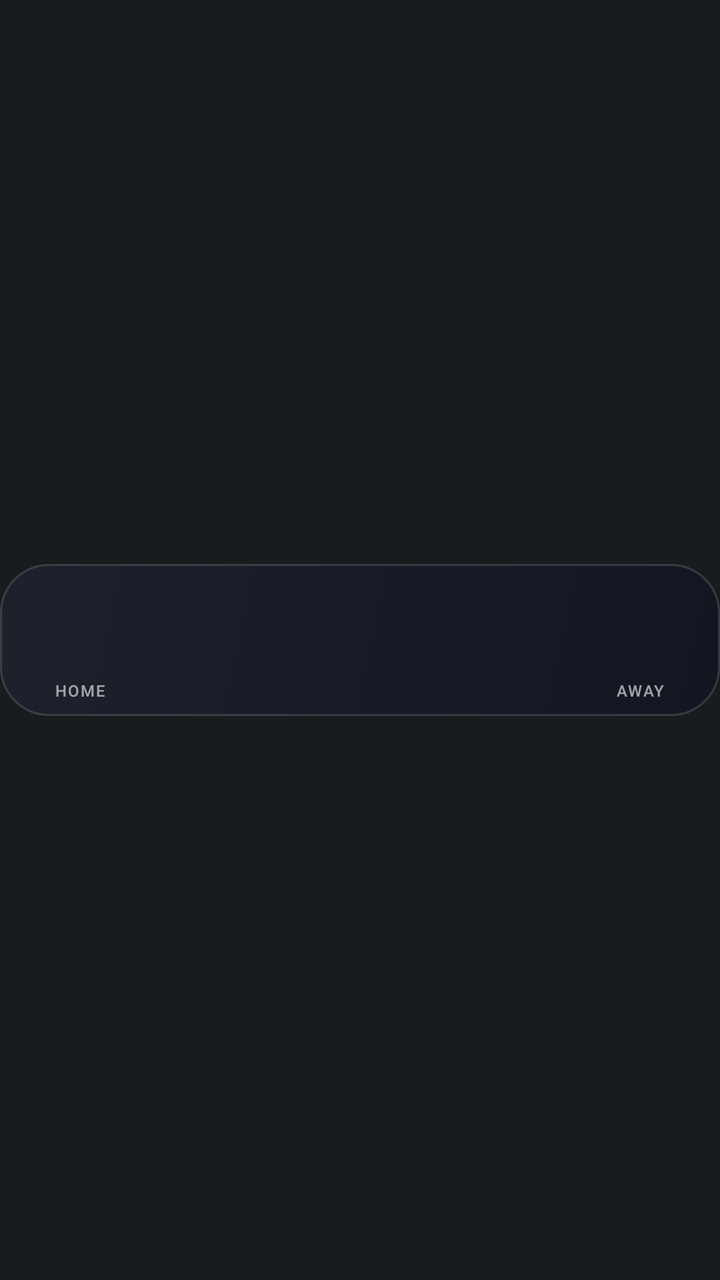
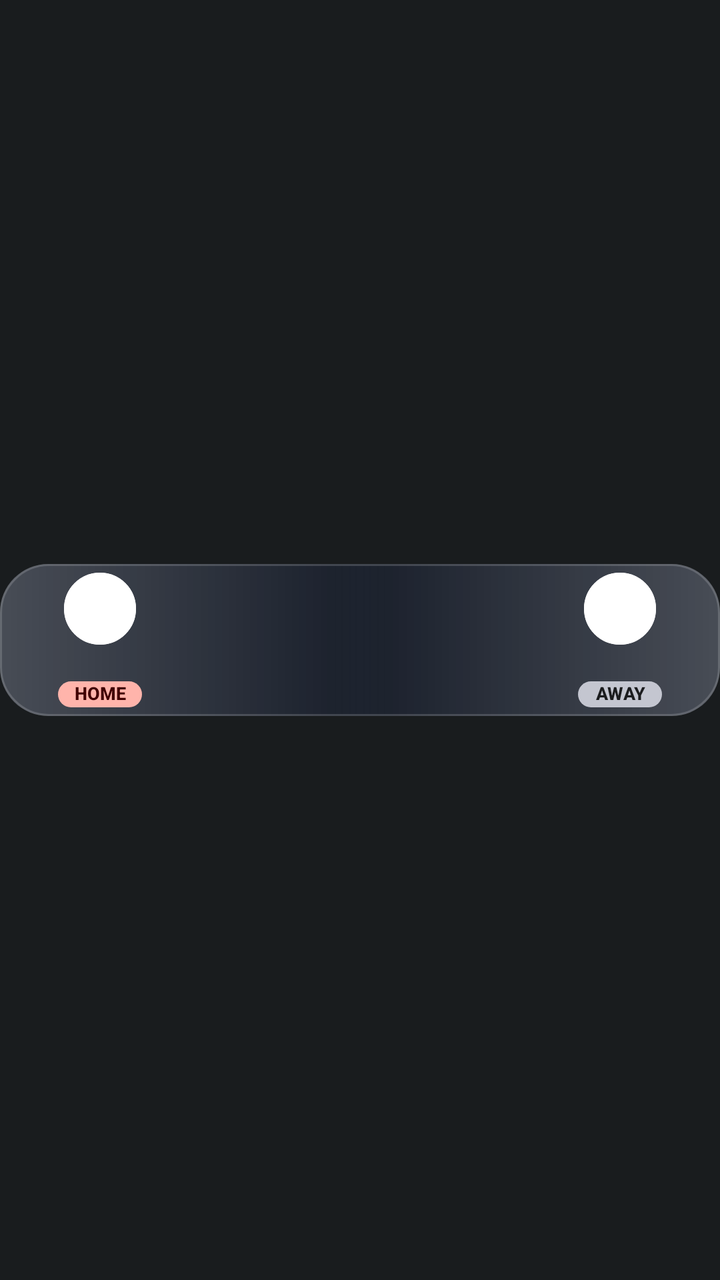

Compare the two renders of this Android layout. The source of the first and the diff that turns it into the second are given below.
<!-- AndroidManifest.xml: application theme Theme.AtAGlancePlus -->
<!-- res/layout/card_sports.xml -->
<?xml version="1.0" encoding="utf-8"?>
<FrameLayout xmlns:android="http://schemas.android.com/apk/res/android"
    android:id="@+id/card_root"
    style="@style/AagCardRoot">

    <LinearLayout
        android:id="@+id/card_body"
        style="@style/AagCardBody"
        android:background="@drawable/card_bg_sports"
        android:gravity="center_vertical"
        android:orientation="horizontal"
        android:paddingStart="12dp"
        android:paddingEnd="12dp">

        <LinearLayout
            android:layout_width="56dp"
            android:layout_height="wrap_content"
            android:gravity="center_horizontal"
            android:orientation="vertical">

            <ImageView
                android:id="@+id/sports_home_logo"
                android:layout_width="34dp"
                android:layout_height="34dp"
                android:contentDescription="@null"
                android:scaleType="fitCenter" />

            <TextView
                android:id="@+id/sports_home_abbr"
                android:layout_width="match_parent"
                android:layout_height="16dp"
                android:layout_marginTop="2dp"
                android:autoSizeMaxTextSize="13sp"
                android:autoSizeMinTextSize="8sp"
                android:autoSizeTextType="uniform"
                android:fontFamily="sans-serif-medium"
                android:gravity="center"
                android:includeFontPadding="false"
                android:maxLines="1"
                android:textColor="#FFFFFFFF"
                android:textStyle="bold" />

            <TextView
                android:id="@+id/sports_home_side"
                android:layout_width="match_parent"
                android:layout_height="11dp"
                android:fontFamily="sans-serif-medium"
                android:gravity="center"
                android:includeFontPadding="false"
                android:letterSpacing="0.08"
                android:maxLines="1"
                android:text="HOME"
                android:textColor="#99FFFFFF"
                android:textSize="8sp" />
        </LinearLayout>

        <TextView
            android:id="@+id/sports_home_score"
            android:layout_width="wrap_content"
            android:layout_height="wrap_content"
            android:layout_marginStart="6dp"
            android:layout_marginEnd="6dp"
            android:fontFamily="sans-serif-medium"
            android:includeFontPadding="false"
            android:singleLine="true"
            android:textColor="#FFFFFFFF"
            android:textSize="32sp"
            android:textStyle="bold" />

        <LinearLayout
            android:layout_width="0dp"
            android:layout_height="wrap_content"
            android:layout_weight="1"
            android:gravity="center_horizontal"
            android:orientation="vertical">

            <TextView
                android:id="@+id/sports_league"
                android:layout_width="match_parent"
                android:layout_height="16dp"
                android:autoSizeMaxTextSize="12sp"
                android:autoSizeMinTextSize="8sp"
                android:autoSizeTextType="uniform"
                android:fontFamily="sans-serif-medium"
                android:gravity="center"
                android:includeFontPadding="false"
                android:maxLines="1"
                android:textColor="#FFC4C6D0"
                android:textStyle="bold" />

            <TextView
                android:id="@+id/sports_status"
                android:layout_width="match_parent"
                android:layout_height="22dp"
                android:layout_marginTop="2dp"
                android:autoSizeMaxTextSize="16sp"
                android:autoSizeMinTextSize="9sp"
                android:autoSizeTextType="uniform"
                android:fontFamily="sans-serif-medium"
                android:gravity="center"
                android:includeFontPadding="false"
                android:maxLines="1"
                android:textColor="#FFFFFFFF"
                android:textStyle="bold" />

            <TextView
                android:id="@+id/sports_note"
                android:layout_width="match_parent"
                android:layout_height="14dp"
                android:autoSizeMaxTextSize="11sp"
                android:autoSizeMinTextSize="8sp"
                android:autoSizeTextType="uniform"
                android:fontFamily="sans-serif"
                android:gravity="center"
                android:includeFontPadding="false"
                android:maxLines="1"
                android:textColor="#FF93C5FD"
                android:visibility="gone" />
        </LinearLayout>

        <TextView
            android:id="@+id/sports_away_score"
            android:layout_width="wrap_content"
            android:layout_height="wrap_content"
            android:layout_marginStart="6dp"
            android:layout_marginEnd="6dp"
            android:fontFamily="sans-serif-medium"
            android:includeFontPadding="false"
            android:singleLine="true"
            android:textColor="#FFFFFFFF"
            android:textSize="32sp"
            android:textStyle="bold" />

        <LinearLayout
            android:layout_width="56dp"
            android:layout_height="wrap_content"
            android:gravity="center_horizontal"
            android:orientation="vertical">

            <ImageView
                android:id="@+id/sports_away_logo"
                android:layout_width="34dp"
                android:layout_height="34dp"
                android:contentDescription="@null"
                android:scaleType="fitCenter" />

            <TextView
                android:id="@+id/sports_away_abbr"
                android:layout_width="match_parent"
                android:layout_height="16dp"
                android:layout_marginTop="2dp"
                android:autoSizeMaxTextSize="13sp"
                android:autoSizeMinTextSize="8sp"
                android:autoSizeTextType="uniform"
                android:fontFamily="sans-serif-medium"
                android:gravity="center"
                android:includeFontPadding="false"
                android:maxLines="1"
                android:textColor="#FFFFFFFF"
                android:textStyle="bold" />

            <TextView
                android:id="@+id/sports_away_side"
                android:layout_width="match_parent"
                android:layout_height="11dp"
                android:fontFamily="sans-serif-medium"
                android:gravity="center"
                android:includeFontPadding="false"
                android:letterSpacing="0.08"
                android:maxLines="1"
                android:text="AWAY"
                android:textColor="#99FFFFFF"
                android:textSize="8sp" />
        </LinearLayout>
    </LinearLayout>

    
    <ImageView
        android:id="@+id/hold_bar"
        android:layout_width="match_parent"
        android:layout_height="76dp"
        android:layout_gravity="center_vertical"
        android:contentDescription="@null"
        android:duplicateParentState="true"
        android:scaleType="fitXY"
        android:src="@drawable/hold_bar_red_400" />
</FrameLayout>
<!-- resources referenced by this layout -->
<resources>
  <!-- drawable card_bg_sports (drawable) -->
  <?xml version="1.0" encoding="utf-8"?>
  <shape xmlns:android="http://schemas.android.com/apk/res/android" android:shape="rectangle">
      <gradient android:angle="315" android:startColor="#F21C212C" android:endColor="#F2111520" android:type="linear" />
      <stroke android:width="1dp" android:color="#24FFFFFF" />
      <corners android:radius="24dp" />
  </shape>
  <!-- unchanged entries left out for length: 8 -->
</resources>

<!-- the commit's change to res/layout/card_sports.xml (unified diff, before → after) -->
@@ -3,98 +3,152 @@
     android:id="@+id/card_root"
     style="@style/AagCardRoot">
 
+    <FrameLayout
+        android:id="@+id/sports_surface"
+        android:layout_width="match_parent"
+        android:layout_height="76dp"
+        android:layout_gravity="center_vertical"
+        android:background="@drawable/sports_surface"
+        android:clipToOutline="true">
+
+        <ImageView
+            android:id="@+id/sports_wash_home"
+            android:layout_width="match_parent"
+            android:layout_height="match_parent"
+            android:contentDescription="@null"
+            android:scaleType="fitXY"
+            android:src="@drawable/sports_wash_home" />
+
+        <ImageView
+            android:id="@+id/sports_wash_away"
+            android:layout_width="match_parent"
+            android:layout_height="match_parent"
+            android:contentDescription="@null"
+            android:scaleType="fitXY"
+            android:src="@drawable/sports_wash_away" />
+
+        <ImageView
+            android:id="@+id/sports_wave"
+            android:layout_width="96dp"
+            android:layout_height="64dp"
+            android:layout_gravity="bottom|end"
+            android:contentDescription="@null"
+            android:src="@drawable/sports_wave"
+            android:visibility="gone" />
+    </FrameLayout>
+
     <LinearLayout
         android:id="@+id/card_body"
         style="@style/AagCardBody"
-        android:background="@drawable/card_bg_sports"
+        android:background="@drawable/sports_border"
+        android:baselineAligned="false"
         android:gravity="center_vertical"
         android:orientation="horizontal"
-        android:paddingStart="12dp"
-        android:paddingEnd="12dp">
-
+        android:paddingEnd="16dp">
+
+        
         <LinearLayout
-            android:layout_width="56dp"
-            android:layout_height="wrap_content"
-            android:gravity="center_horizontal"
+            android:layout_width="68dp"
+            android:layout_height="match_parent"
+            android:gravity="center"
             android:orientation="vertical">
 
-            <ImageView
-                android:id="@+id/sports_home_logo"
-                android:layout_width="34dp"
-                android:layout_height="34dp"
-                android:contentDescription="@null"
-                android:scaleType="fitCenter" />
+            <FrameLayout
+                android:layout_width="36dp"
+                android:layout_height="36dp">
+
+                <ImageView
+                    android:id="@+id/sports_home_circle"
+                    android:layout_width="match_parent"
+                    android:layout_height="match_parent"
+                    android:contentDescription="@null"
+                    android:src="@drawable/team_circle" />
+
+                <ImageView
+                    android:id="@+id/sports_home_ring"
+                    android:layout_width="match_parent"
+                    android:layout_height="match_parent"
+                    android:contentDescription="@null"
+                    android:src="@drawable/team_ring" />
+
+                <ImageView
+                    android:id="@+id/sports_home_logo"
+                    android:layout_width="26dp"
+                    android:layout_height="26dp"
+                    android:layout_gravity="center"
+                    android:contentDescription="@null"
+                    android:scaleType="fitCenter" />
+            </FrameLayout>
 
             <TextView
                 android:id="@+id/sports_home_abbr"
-                android:layout_width="match_parent"
-                android:layout_height="16dp"
+                android:layout_width="wrap_content"
+                android:layout_height="wrap_content"
                 android:layout_marginTop="2dp"
-                android:autoSizeMaxTextSize="13sp"
-                android:autoSizeMinTextSize="8sp"
-                android:autoSizeTextType="uniform"
-                android:fontFamily="sans-serif-medium"
-                android:gravity="center"
-                android:includeFontPadding="false"
-                android:maxLines="1"
-                android:textColor="#FFFFFFFF"
+                android:fontFamily="sans-serif-medium"
+                android:includeFontPadding="false"
+                android:letterSpacing="0.04"
+                android:singleLine="true"
+                android:textColor="#FFE2E2E6"
+                android:textSize="13sp"
                 android:textStyle="bold" />
 
             <TextView
                 android:id="@+id/sports_home_side"
-                android:layout_width="match_parent"
-                android:layout_height="11dp"
-                android:fontFamily="sans-serif-medium"
-                android:gravity="center"
-                android:includeFontPadding="false"
-                android:letterSpacing="0.08"
-                android:maxLines="1"
+                android:layout_width="42dp"
+                android:layout_height="13dp"
+                android:layout_marginTop="1dp"
+                android:background="@drawable/tag_home_live"
+                android:fontFamily="sans-serif-medium"
+                android:gravity="center"
+                android:includeFontPadding="false"
+                android:singleLine="true"
                 android:text="HOME"
-                android:textColor="#99FFFFFF"
-                android:textSize="8sp" />
+                android:textColor="#FF410002"
+                android:textSize="9sp"
+                android:textStyle="bold" />
         </LinearLayout>
 
         <TextView
             android:id="@+id/sports_home_score"
             android:layout_width="wrap_content"
             android:layout_height="wrap_content"
-            android:layout_marginStart="6dp"
-            android:layout_marginEnd="6dp"
+            android:layout_marginStart="8dp"
             android:fontFamily="sans-serif-medium"
             android:includeFontPadding="false"
             android:singleLine="true"
             android:textColor="#FFFFFFFF"
-            android:textSize="32sp"
+            android:textSize="34sp"
             android:textStyle="bold" />
 
         <LinearLayout
             android:layout_width="0dp"
-            android:layout_height="wrap_content"
+            android:layout_height="match_parent"
             android:layout_weight="1"
-            android:gravity="center_horizontal"
+            android:gravity="center"
             android:orientation="vertical">
 
             <TextView
                 android:id="@+id/sports_league"
-                android:layout_width="match_parent"
-                android:layout_height="16dp"
-                android:autoSizeMaxTextSize="12sp"
-                android:autoSizeMinTextSize="8sp"
-                android:autoSizeTextType="uniform"
-                android:fontFamily="sans-serif-medium"
-                android:gravity="center"
-                android:includeFontPadding="false"
-                android:maxLines="1"
-                android:textColor="#FFC4C6D0"
-                android:textStyle="bold" />
+                android:layout_width="wrap_content"
+                android:layout_height="wrap_content"
+                android:ellipsize="end"
+                android:fontFamily="sans-serif-medium"
+                android:includeFontPadding="false"
+                android:letterSpacing="0.08"
+                android:singleLine="true"
+                android:textAllCaps="true"
+                android:textColor="#FF94A3B8"
+                android:textSize="12sp" />
 
             <TextView
                 android:id="@+id/sports_status"
                 android:layout_width="match_parent"
                 android:layout_height="22dp"
                 android:layout_marginTop="2dp"
-                android:autoSizeMaxTextSize="16sp"
-                android:autoSizeMinTextSize="9sp"
+                android:autoSizeMaxTextSize="19sp"
+                android:autoSizeMinTextSize="11sp"
+                android:autoSizeStepGranularity="0.5sp"
                 android:autoSizeTextType="uniform"
                 android:fontFamily="sans-serif-medium"
                 android:gravity="center"
@@ -103,74 +157,113 @@
                 android:textColor="#FFFFFFFF"
                 android:textStyle="bold" />
 
-            <TextView
-                android:id="@+id/sports_note"
-                android:layout_width="match_parent"
-                android:layout_height="14dp"
-                android:autoSizeMaxTextSize="11sp"
-                android:autoSizeMinTextSize="8sp"
-                android:autoSizeTextType="uniform"
-                android:fontFamily="sans-serif"
-                android:gravity="center"
-                android:includeFontPadding="false"
-                android:maxLines="1"
-                android:textColor="#FF93C5FD"
-                android:visibility="gone" />
+            <LinearLayout
+                android:id="@+id/sports_pill"
+                android:layout_width="wrap_content"
+                android:layout_height="18dp"
+                android:layout_marginTop="4dp"
+                android:background="@drawable/status_pill_live"
+                android:gravity="center"
+                android:orientation="horizontal"
+                android:paddingStart="8dp"
+                android:paddingEnd="8dp"
+                android:visibility="gone">
+
+                <ImageView
+                    android:id="@+id/sports_dot"
+                    android:layout_width="6dp"
+                    android:layout_height="6dp"
+                    android:layout_marginEnd="4dp"
+                    android:contentDescription="@null"
+                    android:src="@drawable/live_dot" />
+
+                <TextView
+                    android:id="@+id/sports_note"
+                    android:layout_width="wrap_content"
+                    android:layout_height="wrap_content"
+                    android:fontFamily="sans-serif-medium"
+                    android:includeFontPadding="false"
+                    android:letterSpacing="0.06"
+                    android:singleLine="true"
+                    android:textColor="#FFFF8A80"
+                    android:textSize="10sp"
+                    android:textStyle="bold" />
+            </LinearLayout>
         </LinearLayout>
 
         <TextView
             android:id="@+id/sports_away_score"
             android:layout_width="wrap_content"
             android:layout_height="wrap_content"
-            android:layout_marginStart="6dp"
-            android:layout_marginEnd="6dp"
+            android:layout_marginEnd="8dp"
             android:fontFamily="sans-serif-medium"
             android:includeFontPadding="false"
             android:singleLine="true"
             android:textColor="#FFFFFFFF"
-            android:textSize="32sp"
+            android:textSize="34sp"
             android:textStyle="bold" />
 
+        
         <LinearLayout
-            android:layout_width="56dp"
-            android:layout_height="wrap_content"
-            android:gravity="center_horizontal"
+            android:layout_width="68dp"
+            android:layout_height="match_parent"
+            android:gravity="center"
             android:orientation="vertical">
 
-            <ImageView
-                android:id="@+id/sports_away_logo"
-                android:layout_width="34dp"
-                android:layout_height="34dp"
-                android:contentDescription="@null"
-                android:scaleType="fitCenter" />
+            <FrameLayout
+                android:layout_width="36dp"
+                android:layout_height="36dp">
+
+                <ImageView
+                    android:id="@+id/sports_away_circle"
+                    android:layout_width="match_parent"
+                    android:layout_height="match_parent"
+                    android:contentDescription="@null"
+                    android:src="@drawable/team_circle" />
+
+                <ImageView
+                    android:id="@+id/sports_away_ring"
+                    android:layout_width="match_parent"
+                    android:layout_height="match_parent"
+                    android:contentDescription="@null"
+                    android:src="@drawable/team_ring" />
+
+                <ImageView
+                    android:id="@+id/sports_away_logo"
+                    android:layout_width="26dp"
+                    android:layout_height="26dp"
+                    android:layout_gravity="center"
+                    android:contentDescription="@null"
+                    android:scaleType="fitCenter" />
+            </FrameLayout>
 
             <TextView
                 android:id="@+id/sports_away_abbr"
-                android:layout_width="match_parent"
-                android:layout_height="16dp"
+                android:layout_width="wrap_content"
+                android:layout_height="wrap_content"
                 android:layout_marginTop="2dp"
-                android:autoSizeMaxTextSize="13sp"
-                android:autoSizeMinTextSize="8sp"
-                android:autoSizeTextType="uniform"
-                android:fontFamily="sans-serif-medium"
-                android:gravity="center"
-                android:includeFontPadding="false"
-                android:maxLines="1"
-                android:textColor="#FFFFFFFF"
+                android:fontFamily="sans-serif-medium"
+                android:includeFontPadding="false"
+                android:letterSpacing="0.04"
+                android:singleLine="true"
+                android:textColor="#FFE2E2E6"
+                android:textSize="13sp"
                 android:textStyle="bold" />
 
             <TextView
                 android:id="@+id/sports_away_side"
-                android:layout_width="match_parent"
-                android:layout_height="11dp"
-                android:fontFamily="sans-serif-medium"
-                android:gravity="center"
-                android:includeFontPadding="false"
-                android:letterSpacing="0.08"
-                android:maxLines="1"
+                android:layout_width="42dp"
+                android:layout_height="13dp"
+                android:layout_marginTop="1dp"
+                android:background="@drawable/tag_away_live"
+                android:fontFamily="sans-serif-medium"
+                android:gravity="center"
+                android:includeFontPadding="false"
+                android:singleLine="true"
                 android:text="AWAY"
-                android:textColor="#99FFFFFF"
-                android:textSize="8sp" />
+                android:textColor="#FF1B1C1E"
+                android:textSize="9sp"
+                android:textStyle="bold" />
         </LinearLayout>
     </LinearLayout>
 
<!-- resource entries referenced after the edit -->
@@ -1,11 +1,89 @@
 <!-- resources referenced by this layout -->
 <resources>
-  <!-- drawable card_bg_sports (drawable) -->
+  <!-- drawable live_dot (drawable) -->
+  <?xml version="1.0" encoding="utf-8"?>
+  <shape xmlns:android="http://schemas.android.com/apk/res/android" android:shape="oval">
+      <solid android:color="#FFFF6B6B" />
+  </shape>
+  <!-- drawable sports_border (drawable) -->
   <?xml version="1.0" encoding="utf-8"?>
   <shape xmlns:android="http://schemas.android.com/apk/res/android" android:shape="rectangle">
-      <gradient android:angle="315" android:startColor="#F21C212C" android:endColor="#F2111520" android:type="linear" />
-      <stroke android:width="1dp" android:color="#24FFFFFF" />
+      <solid android:color="#00000000" />
+      <stroke android:width="1dp" android:color="#29FFFFFF" />
       <corners android:radius="24dp" />
+  </shape>
+  <!-- drawable sports_surface (drawable) -->
+  <?xml version="1.0" encoding="utf-8"?>
+  <shape xmlns:android="http://schemas.android.com/apk/res/android" android:shape="rectangle">
+      <solid android:color="#F2161C28" />
+      <corners android:radius="24dp" />
+  </shape>
+  <!-- drawable sports_wash_away (drawable) -->
+  <?xml version="1.0" encoding="utf-8"?>
+  <vector xmlns:android="http://schemas.android.com/apk/res/android" xmlns:aapt="http://schemas.android.com/aapt"
+      android:width="420dp"
+      android:height="76dp"
+      android:viewportWidth="420"
+      android:viewportHeight="76">
+      <path android:pathData="M0,0 H420 V76 H0 Z">
+          <aapt:attr name="android:fillColor">
+              <gradient android:type="linear" android:startX="420" android:startY="0" android:endX="190" android:endY="0"
+                  android:startColor="#38FFFFFF" android:endColor="#00FFFFFF" />
+          </aapt:attr>
+      </path>
+  </vector>
+  <!-- drawable sports_wash_home (drawable) -->
+  <?xml version="1.0" encoding="utf-8"?>
+  <vector xmlns:android="http://schemas.android.com/apk/res/android" xmlns:aapt="http://schemas.android.com/aapt"
+      android:width="420dp"
+      android:height="76dp"
+      android:viewportWidth="420"
+      android:viewportHeight="76">
+      <path android:pathData="M0,0 H420 V76 H0 Z">
+          <aapt:attr name="android:fillColor">
+              <gradient android:type="linear" android:startX="0" android:startY="0" android:endX="230" android:endY="0"
+                  android:startColor="#38FFFFFF" android:endColor="#00FFFFFF" />
+          </aapt:attr>
+      </path>
+  </vector>
+  <!-- drawable sports_wave (drawable) -->
+  <?xml version="1.0" encoding="utf-8"?>
+  <vector xmlns:android="http://schemas.android.com/apk/res/android"
+      android:width="96dp"
+      android:height="64dp"
+      android:viewportWidth="96"
+      android:viewportHeight="64">
+      <path android:fillColor="#1F64B5F6" android:pathData="M0,64 C16,62 22,48 38,42 C56,35 70,38 82,26 C90,18 93,9 96,0 L96,64 Z" />
+  </vector>
+  <!-- drawable status_pill_live (drawable) -->
+  <?xml version="1.0" encoding="utf-8"?>
+  <shape xmlns:android="http://schemas.android.com/apk/res/android" android:shape="rectangle">
+      <solid android:color="#FF4A1C20" />
+      <stroke android:width="1dp" android:color="#80FF5252" />
+      <corners android:radius="9dp" />
+  </shape>
+  <!-- drawable tag_away_live (drawable) -->
+  <?xml version="1.0" encoding="utf-8"?>
+  <shape xmlns:android="http://schemas.android.com/apk/res/android" android:shape="rectangle">
+      <solid android:color="#FFC4C6D0" />
+      <corners android:radius="6.5dp" />
+  </shape>
+  <!-- drawable tag_home_live (drawable) -->
+  <?xml version="1.0" encoding="utf-8"?>
+  <shape xmlns:android="http://schemas.android.com/apk/res/android" android:shape="rectangle">
+      <solid android:color="#FFFFB4AB" />
+      <corners android:radius="6.5dp" />
+  </shape>
+  <!-- drawable team_circle (drawable) -->
+  <?xml version="1.0" encoding="utf-8"?>
+  <shape xmlns:android="http://schemas.android.com/apk/res/android" android:shape="oval">
+      <solid android:color="#FFFFFFFF" />
+  </shape>
+  <!-- drawable team_ring (drawable) -->
+  <?xml version="1.0" encoding="utf-8"?>
+  <shape xmlns:android="http://schemas.android.com/apk/res/android" android:shape="oval">
+      <solid android:color="#00000000" />
+      <stroke android:width="1.5dp" android:color="#FFFFFFFF" />
   </shape>
   <!-- unchanged entries left out for length: 8 -->
 </resources>
